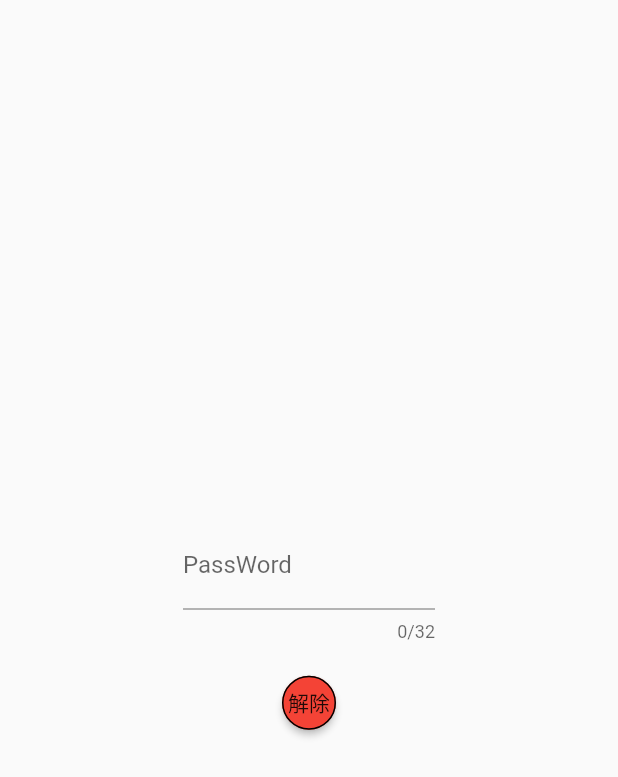
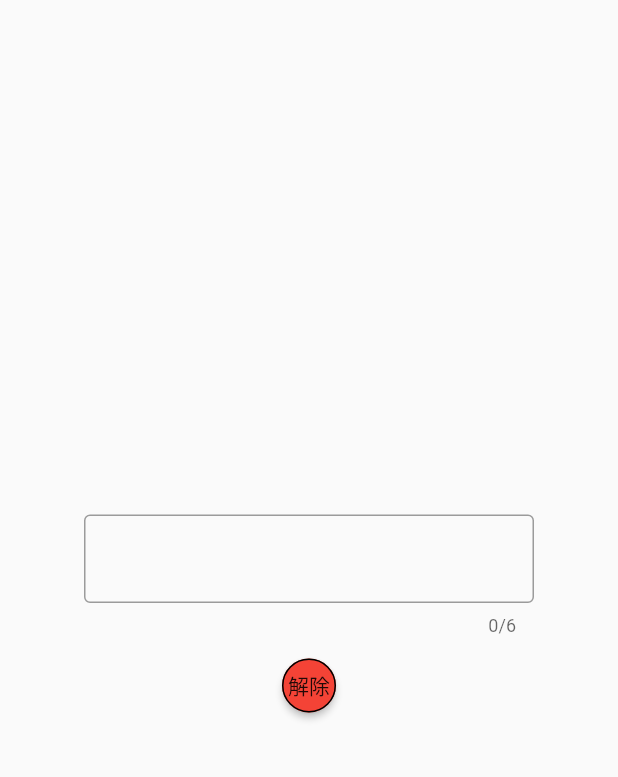
Before and after one commit to dorudorujr/Encryption_SNS, a Flutter app: the screen it shows after launch, on a phone screen of 412 x 824 dp. Shown: the top 777 px of the screen. Run offline on Flutter 3.47's test engine with Material 2 defaults, Android fonts, the phone set to English and light mode, and no system bars; missing offline and left inert: encrypt.

Commit message:
main画面のtextfieldに枠線追加&高さ、幅修正

```diff
--- a/encryption_sns/lib/Widget/password_text_field.dart
+++ b/encryption_sns/lib/Widget/password_text_field.dart
@@ -14,14 +14,16 @@ class _PasswordTextFieldState extends State<PasswordTextField> {
   @override
   Widget build(BuildContext context) {
     return Container(
-      width: 200,
-      padding: EdgeInsets.all(16.0),
+      width: 300,
+      height: 90,
+      padding: EdgeInsets.all(0.0),
       child: TextField(
         decoration: InputDecoration(
-          labelText: "PassWord",
+          border: OutlineInputBorder()
+          //labelText: "PassWord",
         ),
         controller: widget.passWordTextFieldController,
-        maxLength: 32,
+        maxLength: 6,
       ),
     );
   }
```
